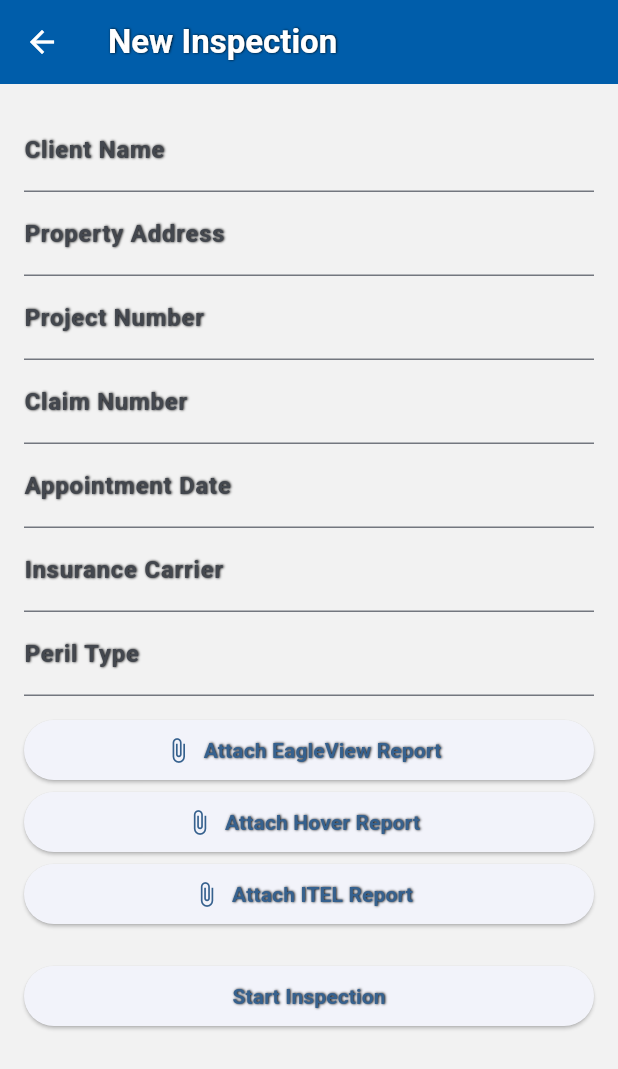
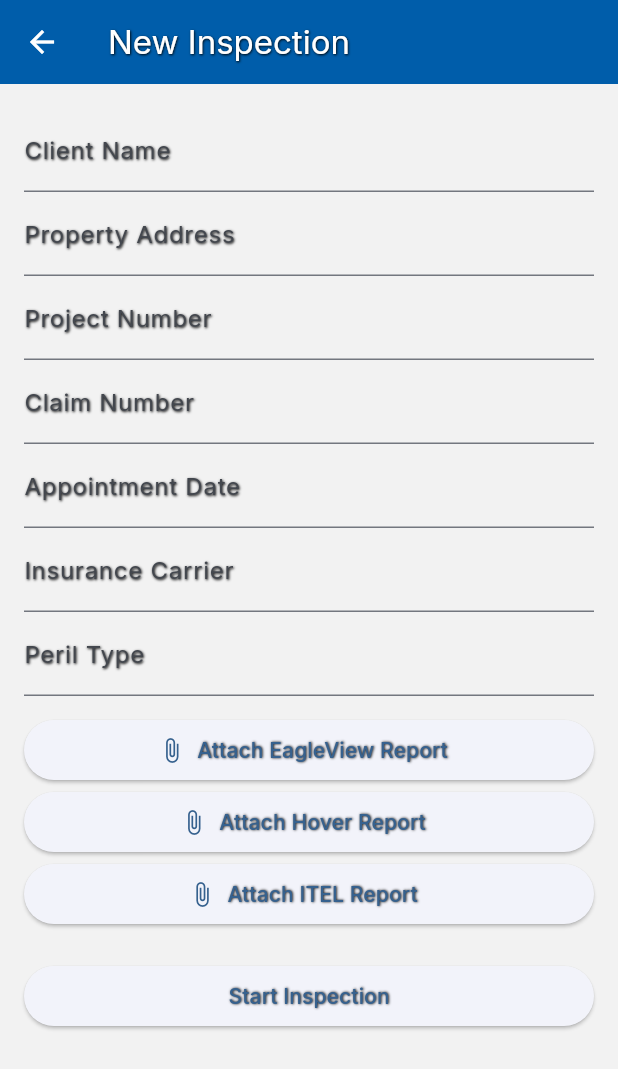
Before and after one commit to ClearSkyDev/clearsky_photo_reports, a Flutter app: the ProjectDetailsScreen screen opened by its route, on a phone screen of 412 x 824 dp. Shown: the top 1069 px of the screen. Run offline on Flutter 3.47's test engine with Material 3 defaults, Android fonts, the phone set to English and light mode, and no system bars; our stand-ins replace cached_network_image, cloud_firestore, connectivity_plus, file_picker, firebase_auth, firebase_core and 21 more; missing offline and left inert: dart:js_interop, ffmpeg_kit_flutter, flutter_email_sender, google_ml_kit, tutorial_coach_mark; accounts and stored records are empty; generated files the repository leaves out were written again; project files that could hold a hidden picture were left out.

Commit message:
Add Inter font and apply globally

```diff
--- a/lib/src/app/app_theme.dart
+++ b/lib/src/app/app_theme.dart
@@ -40,13 +40,13 @@ class AppTheme {
 
   static ThemeData lightTheme = ThemeData(
     colorScheme: ColorScheme.fromSeed(seedColor: Colors.blue),
-    textTheme: _outlinedTextTheme(GoogleFonts.robotoTextTheme()),
+    textTheme: _outlinedTextTheme(GoogleFonts.interTextTheme()),
     scaffoldBackgroundColor: Colors.grey[50],
   );
 
   static ThemeData darkTheme = ThemeData.dark().copyWith(
     textTheme:
-        _outlinedTextTheme(GoogleFonts.robotoTextTheme(ThemeData.dark().textTheme)),
+        _outlinedTextTheme(GoogleFonts.interTextTheme(ThemeData.dark().textTheme)),
     scaffoldBackgroundColor: Colors.grey[900],
   );
 
@@ -59,7 +59,7 @@ class AppTheme {
       onSecondary: matteBlack,
     ),
     scaffoldBackgroundColor: lightBackground,
-    textTheme: _outlinedTextTheme(GoogleFonts.robotoTextTheme()),
+    textTheme: _outlinedTextTheme(GoogleFonts.interTextTheme()),
     appBarTheme: const AppBarTheme(
       backgroundColor: clearSkyBlue,
       foregroundColor: Colors.white,
--- a/pubspec.yaml
+++ b/pubspec.yaml
@@ -85,3 +85,8 @@ flutter:
         - asset: assets/fonts/Roboto-Regular.ttf
         - asset: assets/fonts/Roboto-Bold.ttf
           weight: 700
+    - family: Inter
+      fonts:
+        - asset: assets/fonts/Inter-Regular.ttf
+        - asset: assets/fonts/Inter-Bold.ttf
+          weight: 700
```
Also changed, not shown: assets/fonts/Inter-Bold.ttf (added), assets/fonts/Inter-Regular.ttf (added).
